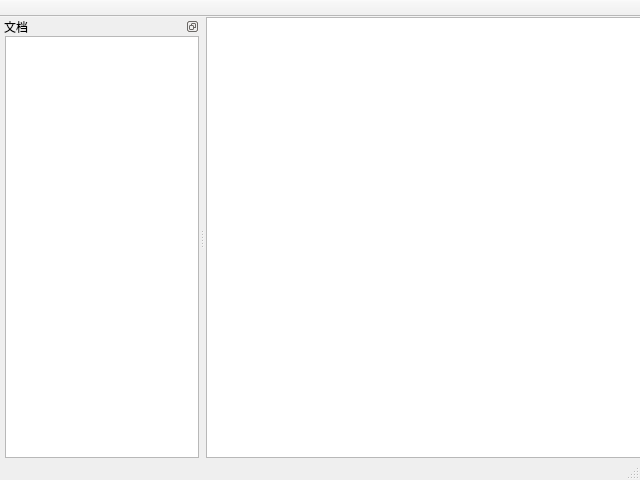
Qt form mainwindow.ui (yileiren/YDocManager) before a commit.
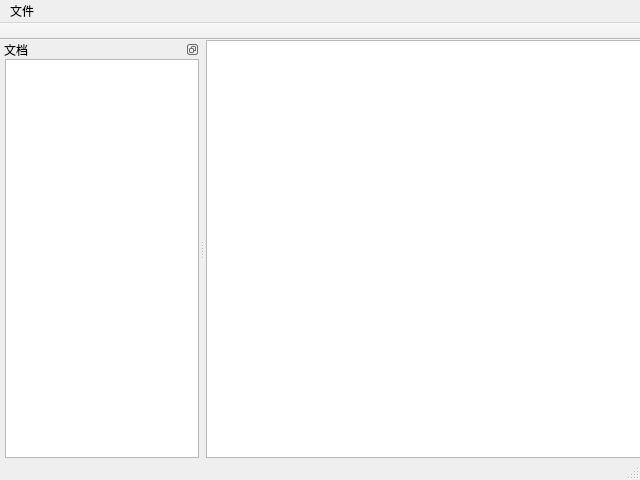
The same form after that commit. Icons and pictures are not drawn. Custom widgets are drawn as their Qt base class.

What changed in the file:
```diff
--- a/mainwindow.ui
+++ b/mainwindow.ui
@@ -69,6 +69,17 @@
      <height>23</height>
     </rect>
    </property>
+   <widget class="QMenu" name="menu">
+    <property name="title">
+     <string>文件</string>
+    </property>
+    <addaction name="action"/>
+    <addaction name="action_2"/>
+    <addaction name="action_3"/>
+    <addaction name="separator"/>
+    <addaction name="action_5"/>
+   </widget>
+   <addaction name="menu"/>
   </widget>
   <widget class="QToolBar" name="mainToolBar">
    <property name="contextMenuPolicy">
```
Left out of the diff: 28 changed lines with no effect on the pictures.
